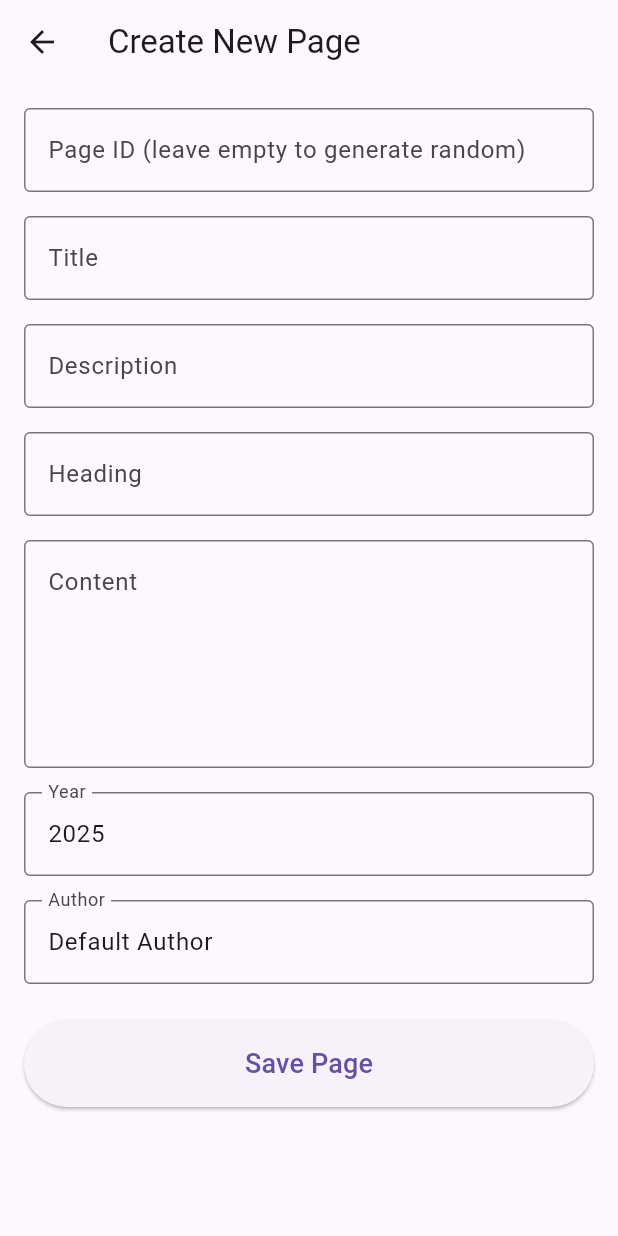
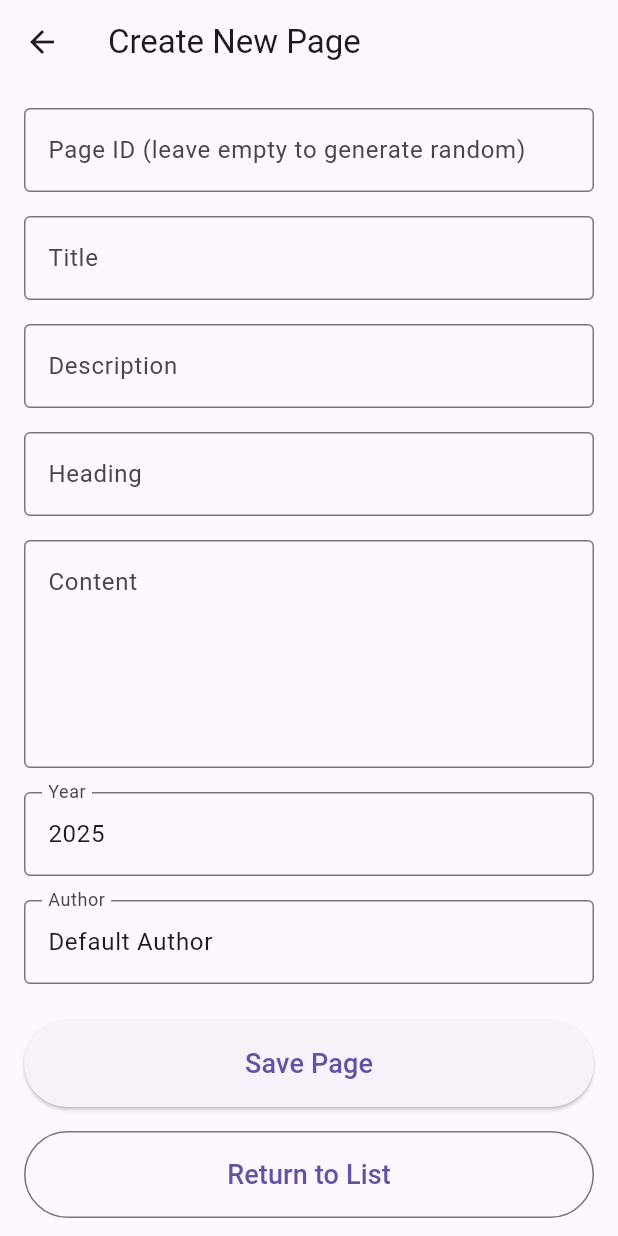
Before and after one commit to ArtNazarov/flutter-essg-gui, a Flutter app: the screen it shows after launch, after a tap on the "add" icon, on a phone screen of 412 x 824 dp. Run offline on Flutter 3.47's test engine with Material 3 defaults, Android fonts, the light colour scheme and no system bars.

Commit message:
ui: Added buttons

```diff
--- a/lib/main.dart
+++ b/lib/main.dart
@@ -109,7 +109,10 @@ class _PageListScreenState extends State<PageListScreen> {
           ),
         ],
       ),
-      body: _isLoading
+      body: Column(
+        children: [
+          Expanded(
+            child: _isLoading
             ? const Center(child: CircularProgressIndicator())
             : _pageIds.isEmpty
             ? const Center(child: Text('No pages found'))
@@ -118,7 +121,8 @@ class _PageListScreenState extends State<PageListScreen> {
               itemBuilder: (context, index) {
                 final pageId = _pageIds[index];
                 return Card(
-            margin: const EdgeInsets.symmetric(horizontal: 8, vertical: 4),
+                  margin: const EdgeInsets.symmetric(
+                    horizontal: 8, vertical: 4),
                     child: ListTile(
                       title: Text('Page ID: $pageId'),
                       trailing: Row(
@@ -129,7 +133,8 @@ class _PageListScreenState extends State<PageListScreen> {
                             onPressed: () => Navigator.push(
                               context,
                               MaterialPageRoute(
-                        builder: (context) => EditPageScreen(pageId: pageId),
+                                builder: (context) =>
+                                EditPageScreen(pageId: pageId),
                               ),
                             ),
                           ),
@@ -142,6 +147,23 @@ class _PageListScreenState extends State<PageListScreen> {
                     ),
                 );
               },
+            ),
+          ),
+          Padding(
+            padding: const EdgeInsets.all(16.0),
+            child: SizedBox(
+              width: double.infinity,
+              child: ElevatedButton.icon(
+                icon: const Icon(Icons.add),
+                label: const Text('Add New Page'),
+                onPressed: () => Navigator.pushNamed(context, '/create'),
+                style: ElevatedButton.styleFrom(
+                  padding: const EdgeInsets.symmetric(vertical: 16),
+                ),
+              ),
+            ),
+          ),
+        ],
       ),
     );
   }
@@ -178,7 +200,14 @@ class _EditPageScreenState extends State<EditPageScreen> {
       final dataDir = Directory('${directory.path}/data');
 
       if (await dataDir.exists()) {
-        final attributes = ['title', 'description', 'heading', 'content', 'year', 'author'];
+        final attributes = [
+          'title',
+          'description',
+          'heading',
+          'content',
+          'year',
+          'author'
+        ];
 
         for (final attr in attributes) {
           final file = File('${dataDir.path}/${widget.pageId}-$attr.txt');
@@ -385,8 +414,6 @@ class _EditPageScreenState extends State<EditPageScreen> {
     );
   }
 }
-
-
 
 class CreatePageScreen extends StatefulWidget {
   const CreatePageScreen({super.key});
@@ -631,7 +658,18 @@ class _CreatePageScreenState extends State<CreatePageScreen> {
                   style: TextStyle(fontSize: 18),
                 ),
               ),
-              const SizedBox(height: 24),
+              const SizedBox(height: 16),
+              OutlinedButton(
+                onPressed: () => Navigator.pushNamed(context, '/list'),
+                style: OutlinedButton.styleFrom(
+                  padding: const EdgeInsets.symmetric(vertical: 16),
+                ),
+                child: const Text(
+                  'Return to List',
+                  style: TextStyle(fontSize: 18),
+                ),
+              ),
+              const SizedBox(height: 16),
               if (_saveLocation.isNotEmpty) ...[
                 Text(
                   'Files saved in:',
```
Lines whose indentation alone changed are shown as unchanged.
